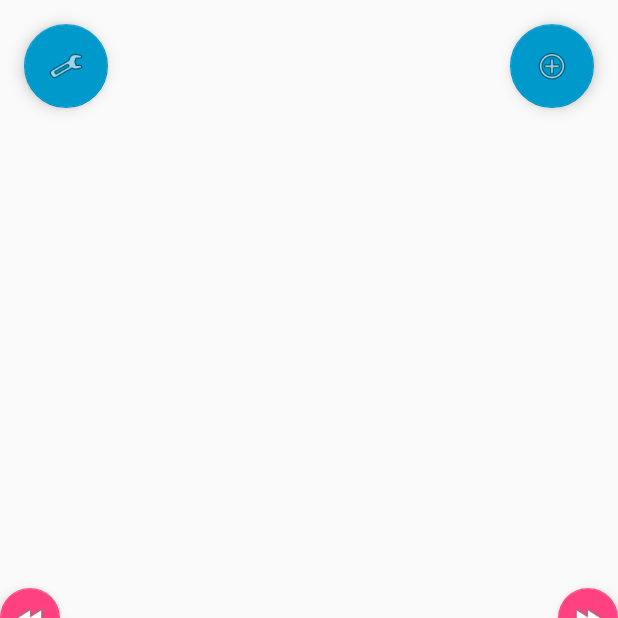
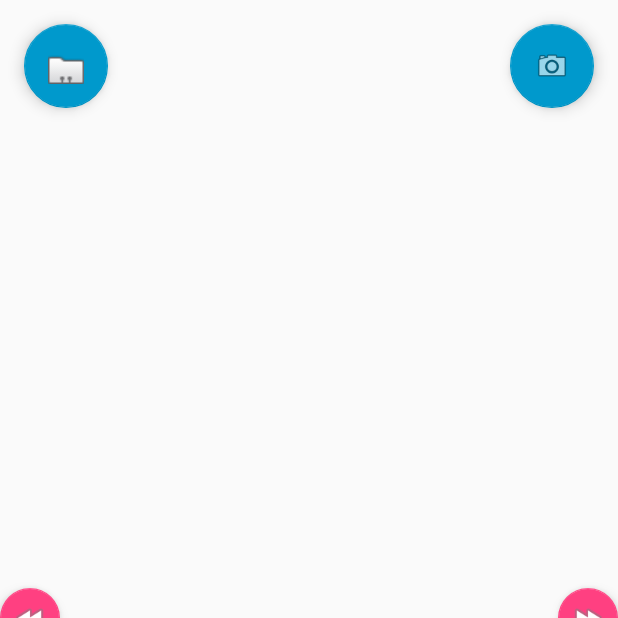
Before and after one commit to buy1/vCloset1, an Android app: the screen it shows after launch (MainActivity), on a phone screen of 412 x 824 dp, the top half of it. Run offline under Robolectric (Android 15) with nearby library versions, the phone set to English and light mode, and no system bars; 3 statements that could not run were skipped.

Commit message:
changed icon

```diff
--- a/app/src/main/res/layout/activity_main.xml
+++ b/app/src/main/res/layout/activity_main.xml
@@ -13,7 +13,7 @@
         android:layout_width="wrap_content"
         android:layout_height="wrap_content"
         android:layout_margin="@dimen/fab_margin"
-        app:srcCompat="@android:drawable/ic_menu_add"
+        app:srcCompat="@android:drawable/ic_menu_camera"
         android:layout_gravity="top|right"
         app:backgroundTint="@android:color/holo_blue_dark" />
 
@@ -30,7 +30,7 @@
         android:layout_width="wrap_content"
         android:layout_height="wrap_content"
         android:layout_margin="@dimen/fab_margin"
-        app:srcCompat="@android:drawable/ic_menu_preferences"
+        app:srcCompat="@android:drawable/sym_contact_card"
         android:layout_gravity="top|left"
         app:backgroundTint="@android:color/holo_blue_dark" />
 
```
